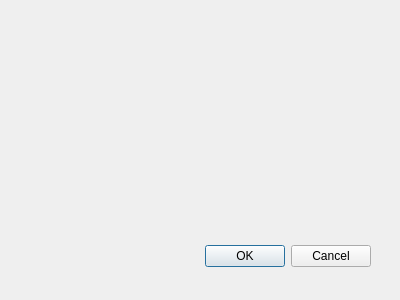
mhaut/QCircularStats, file qcircularstats_dialog_base.ui: the form before one commit.
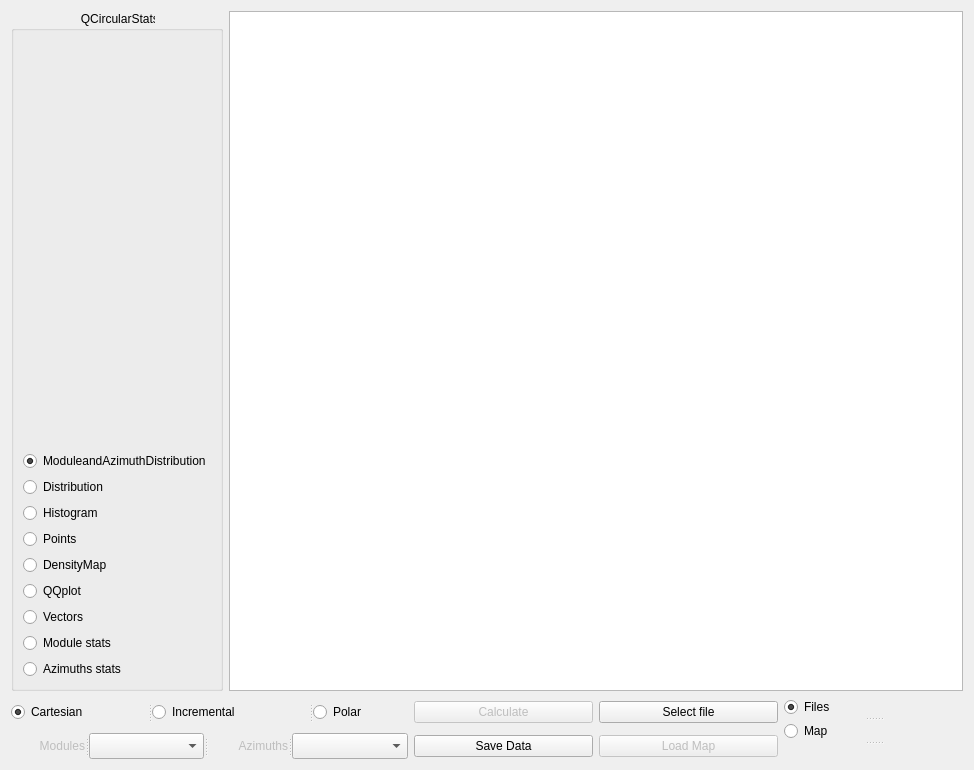
The form after the commit.

```diff
--- a/qcircularstats_dialog_base.ui
+++ b/qcircularstats_dialog_base.ui
@@ -1,33 +1,235 @@
-<ui version="4.0" >
- <class>QCircularStatsDialogBase</class>
- <widget class="QDialog" name="QCircularStatsDialogBase" >
-  <property name="geometry" >
+<?xml version="1.0" encoding="UTF-8"?>
+<ui version="4.0">
+ <class>Form</class>
+ <widget class="QWidget" name="Form">
+  <property name="geometry">
    <rect>
     <x>0</x>
     <y>0</y>
-    <width>400</width>
-    <height>300</height>
+    <width>974</width>
+    <height>770</height>
    </rect>
   </property>
   <property name="windowTitle" >
    <string>QCircularStats</string>
   </property>
-  <widget class="QDialogButtonBox" name="button_box" >
-   <property name="geometry" >
-    <rect>
-     <x>30</x>
-     <y>240</y>
-     <width>341</width>
-     <height>32</height>
-    </rect>
-   </property>
-   <property name="orientation" >
-    <enum>Qt::Horizontal</enum>
-   </property>
-   <property name="standardButtons" >
-    <set>QDialogButtonBox::Cancel|QDialogButtonBox::Ok</set>
-   </property>
-  </widget>
+  <layout class="QGridLayout" name="gridLayout_2">
+   <item row="0" column="0">
+    <layout class="QGridLayout" name="gridLayout">
+     <item row="0" column="0">
+      <widget class="QGroupBox" name="groupBox">
+       <property name="font">
+        <font>
+         <weight>50</weight>
+         <bold>false</bold>
+        </font>
+       </property>
+       <property name="title">
+        <string>                     QCircularStats</string>
+       </property>
+       <layout class="QVBoxLayout" name="verticalLayout">
+        <item>
+         <widget class="QLabel" name="imageicono">
+          <property name="text">
+           <string/>
+          </property>
+         </widget>
+        </item>
+        <item>
+         <widget class="QRadioButton" name="drawmoduleandazimuthdistribution">
+          <property name="text">
+           <string>ModuleandAzimuthDistribution</string>
+          </property>
+          <property name="checked">
+           <bool>true</bool>
+          </property>
+         </widget>
+        </item>
+        <item>
+         <widget class="QRadioButton" name="drawdistribution">
+          <property name="text">
+           <string>Distribution</string>
+          </property>
+         </widget>
+        </item>
+        <item>
+         <widget class="QRadioButton" name="drawhistogram">
+          <property name="text">
+           <string>Histogram</string>
+          </property>
+         </widget>
+        </item>
+        <item>
+         <widget class="QRadioButton" name="drawPoints">
+          <property name="text">
+           <string>Points</string>
+          </property>
+         </widget>
+        </item>
+        <item>
+         <widget class="QRadioButton" name="drawdensityMap">
+          <property name="text">
+           <string>DensityMap</string>
+          </property>
+         </widget>
+        </item>
+        <item>
+         <widget class="QRadioButton" name="drawqqplot">
+          <property name="text">
+           <string>QQplot</string>
+          </property>
+         </widget>
+        </item>
+        <item>
+         <widget class="QRadioButton" name="drawVectors">
+          <property name="text">
+           <string>Vectors</string>
+          </property>
+         </widget>
+        </item>
+        <item>
+         <widget class="QRadioButton" name="modstats">
+          <property name="text">
+           <string>Module stats</string>
+          </property>
+         </widget>
+        </item>
+        <item>
+         <widget class="QRadioButton" name="azimuthstats">
+          <property name="text">
+           <string>Azimuths stats</string>
+          </property>
+         </widget>
+        </item>
+       </layout>
+      </widget>
+     </item>
+     <item row="0" column="1" colspan="4">
+      <widget class="QGraphicsView" name="graphicsView"/>
+     </item>
+     <item row="1" column="0" colspan="2">
+      <widget class="QSplitter" name="splitter">
+       <property name="orientation">
+        <enum>Qt::Horizontal</enum>
+       </property>
+       <widget class="QSplitter" name="splitter_3">
+        <property name="orientation">
+         <enum>Qt::Horizontal</enum>
+        </property>
+        <widget class="QRadioButton" name="type0">
+         <property name="text">
+          <string>Cartesian</string>
+         </property>
+         <property name="checked">
+          <bool>true</bool>
+         </property>
+        </widget>
+        <widget class="QRadioButton" name="type1">
+         <property name="text">
+          <string>Incremental</string>
+         </property>
+        </widget>
+        <widget class="QRadioButton" name="type2">
+         <property name="text">
+          <string>Polar</string>
+         </property>
+        </widget>
+       </widget>
+      </widget>
+     </item>
+     <item row="1" column="2">
+      <widget class="QPushButton" name="calculate">
+       <property name="enabled">
+        <bool>false</bool>
+       </property>
+       <property name="text">
+        <string>Calculate</string>
+       </property>
+      </widget>
+     </item>
+     <item row="1" column="3">
+      <widget class="QPushButton" name="buttonload">
+       <property name="text">
+        <string>Select file</string>
+       </property>
+      </widget>
+     </item>
+     <item row="1" column="4" rowspan="2">
+      <widget class="QSplitter" name="splitter_2">
+       <property name="orientation">
+        <enum>Qt::Vertical</enum>
+       </property>
+       <widget class="QRadioButton" name="Files">
+        <property name="text">
+         <string>Files</string>
+        </property>
+        <property name="checked">
+         <bool>true</bool>
+        </property>
+       </widget>
+       <widget class="QRadioButton" name="Map">
+        <property name="text">
+         <string>Map</string>
+        </property>
+       </widget>
+       <widget class="QLabel" name="labelpath">
+        <property name="text">
+         <string/>
+        </property>
+       </widget>
+      </widget>
+     </item>
+     <item row="2" column="0" colspan="2">
+      <widget class="QSplitter" name="splitter_4">
+       <property name="orientation">
+        <enum>Qt::Horizontal</enum>
+       </property>
+       <widget class="QLabel" name="labelModules">
+        <property name="enabled">
+         <bool>false</bool>
+        </property>
+        <property name="text">
+         <string>Modules</string>
+        </property>
+        <property name="alignment">
+         <set>Qt::AlignRight|Qt::AlignTrailing|Qt::AlignVCenter</set>
+        </property>
+       </widget>
+       <widget class="QComboBox" name="comboBoxModules"/>
+       <widget class="QLabel" name="labelAzimuths">
+        <property name="enabled">
+         <bool>false</bool>
+        </property>
+        <property name="text">
+         <string>Azimuths</string>
+        </property>
+        <property name="alignment">
+         <set>Qt::AlignRight|Qt::AlignTrailing|Qt::AlignVCenter</set>
+        </property>
+       </widget>
+       <widget class="QComboBox" name="comboBoxAzimuths"/>
+      </widget>
+     </item>
+     <item row="2" column="2">
+      <widget class="QPushButton" name="savedata">
+       <property name="text">
+        <string>Save Data</string>
+       </property>
+      </widget>
+     </item>
+     <item row="2" column="3">
+      <widget class="QPushButton" name="buttonmap">
+       <property name="enabled">
+        <bool>false</bool>
+       </property>
+       <property name="text">
+        <string>Load Map</string>
+       </property>
+      </widget>
+     </item>
+    </layout>
+   </item>
+  </layout>
  </widget>
  <resources/>
  <connections>
```
Left out of the diff: 37 changed lines with no effect on the pictures.
